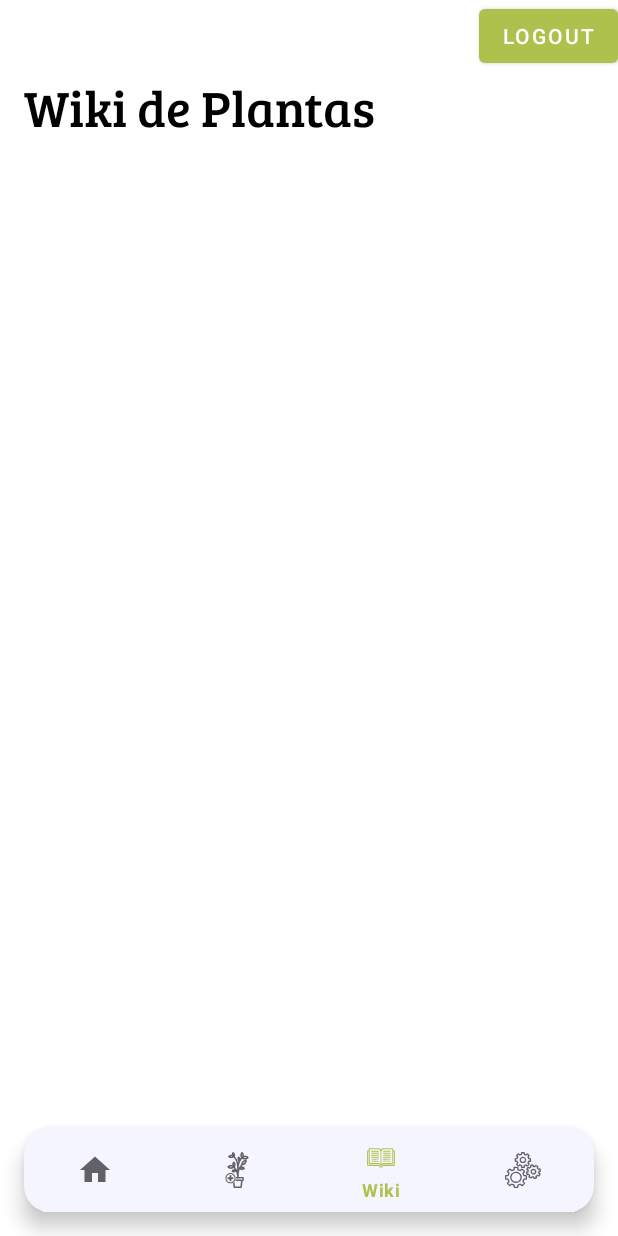
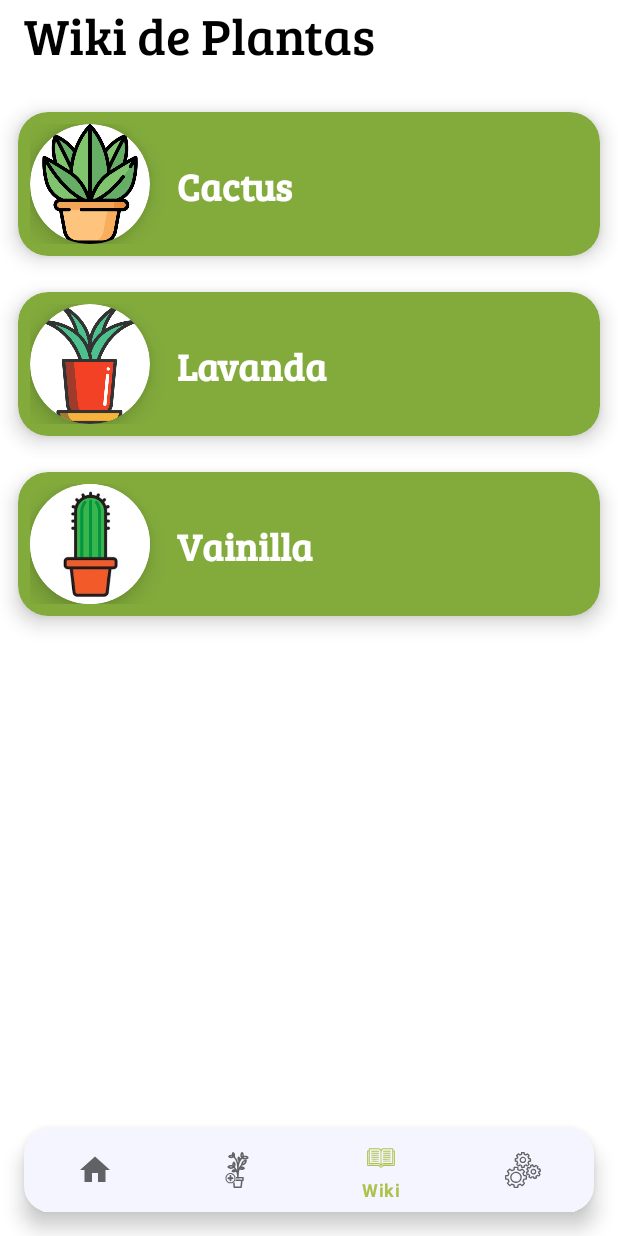
Before and after one commit to Brunox117/PlantifyBCR, an Android app: the screen it shows after launch once a user with an empty profile is signed in (MainActivity), item 3 of the bottom bar chosen, on a phone screen of 412 x 824 dp. Run offline under Robolectric (Android 15) with nearby library versions, the phone set to English and light mode, and no system bars; our stand-ins replace Firebase (no records; nobody signed in at launch, a user with empty details on screens opened directly), navigation-ui; libraries missing offline, so code that uses them is left out: com.firebase.ui; 1 statement that could not run was skipped.

```diff
--- a/app/src/main/java/mx/itesm/bcr/plantifybcr/ui/dashboard/DashboardFragment.kt
+++ b/app/src/main/java/mx/itesm/bcr/plantifybcr/ui/dashboard/DashboardFragment.kt
@@ -1,20 +1,25 @@
 package mx.itesm.bcr.plantifybcr.ui.dashboard
 
-import android.content.Intent
 import android.os.Bundle
 import android.view.LayoutInflater
 import android.view.View
 import android.view.ViewGroup
+import android.widget.TextView
 import androidx.fragment.app.Fragment
 import androidx.lifecycle.ViewModelProvider
+import androidx.navigation.fragment.findNavController
+import androidx.recyclerview.widget.LinearLayoutManager
 import com.firebase.ui.auth.AuthUI
+import mx.itesm.bcr.plantifybcr.ListenerRecycler
 import mx.itesm.bcr.plantifybcr.LoginApp
 import mx.itesm.bcr.plantifybcr.databinding.FragmentDashboardBinding
+import mx.itesm.bcr.plantifybcr.ui.home.HomeFragmentDirections
+import mx.itesm.bcr.plantifybcr.viewmodels.plantaWikiAdaptador
 
-class DashboardFragment : Fragment() {
+class DashboardFragment : Fragment(),ListenerRecycler {
 
     private var _binding: FragmentDashboardBinding? = null
-
+    private lateinit var adaptador: plantaWikiAdaptador
     // This property is only valid between onCreateView and
     // onDestroyView.
     private val binding get() = _binding!!
@@ -29,15 +34,20 @@ class DashboardFragment : Fragment() {
 
         _binding = FragmentDashboardBinding.inflate(inflater, container, false)
         val root: View = binding.root
-        binding.btnLogOut2.setOnClickListener {
-            println("SALIENDO DE TU SESION")
-            AuthUI.getInstance().signOut(requireContext()).addOnCompleteListener {
-                activity?.finish()
-                val intLogin = Intent(requireContext(), LoginApp::class.java)
-                startActivity(intLogin)
-            }
-        }
+        val recyclerView = _binding?.rvPlantaWiki
+        adaptador = plantaWikiAdaptador()
+
+        recyclerView?.layoutManager = LinearLayoutManager(this.requireContext())
+        recyclerView?.adapter = adaptador
+        adaptador.listener = this
         return root
+    }
+
+    override fun itemClicked(position: Int) {
+        val plantaWiki = adaptador.titles[position]
+        println("click en $plantaWiki")
+        val accion = DashboardFragmentDirections.actionWikiFragToInfoWikiPlantaFrag(plantaWiki)
+        findNavController().navigate(accion)
     }
 
     override fun onDestroyView() {
--- a/app/src/main/res/layout/fragment_dashboard.xml
+++ b/app/src/main/res/layout/fragment_dashboard.xml
@@ -30,14 +30,6 @@
         android:textAppearance="@style/TextAppearance.AppCompat.Display1"
         android:textColor="#000000"
         app:layout_constraintStart_toStartOf="parent"
-        app:layout_constraintTop_toBottomOf="@+id/btnLogOut2" />
-
-    <Button
-        android:id="@+id/btnLogOut2"
-        android:layout_width="wrap_content"
-        android:layout_height="wrap_content"
-        android:text="LogOut"
-        app:layout_constraintEnd_toEndOf="parent"
-        app:layout_constraintTop_toTopOf="parent" />
+        tools:layout_editor_absoluteY="16dp" />
 
 </androidx.constraintlayout.widget.ConstraintLayout>
```
